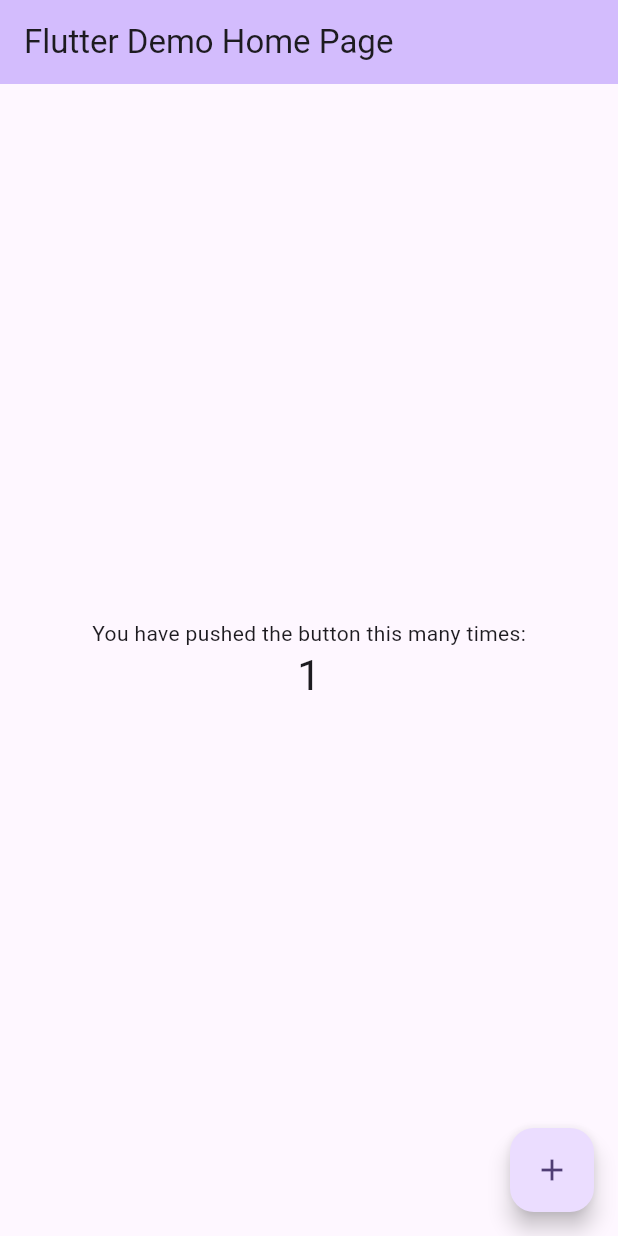
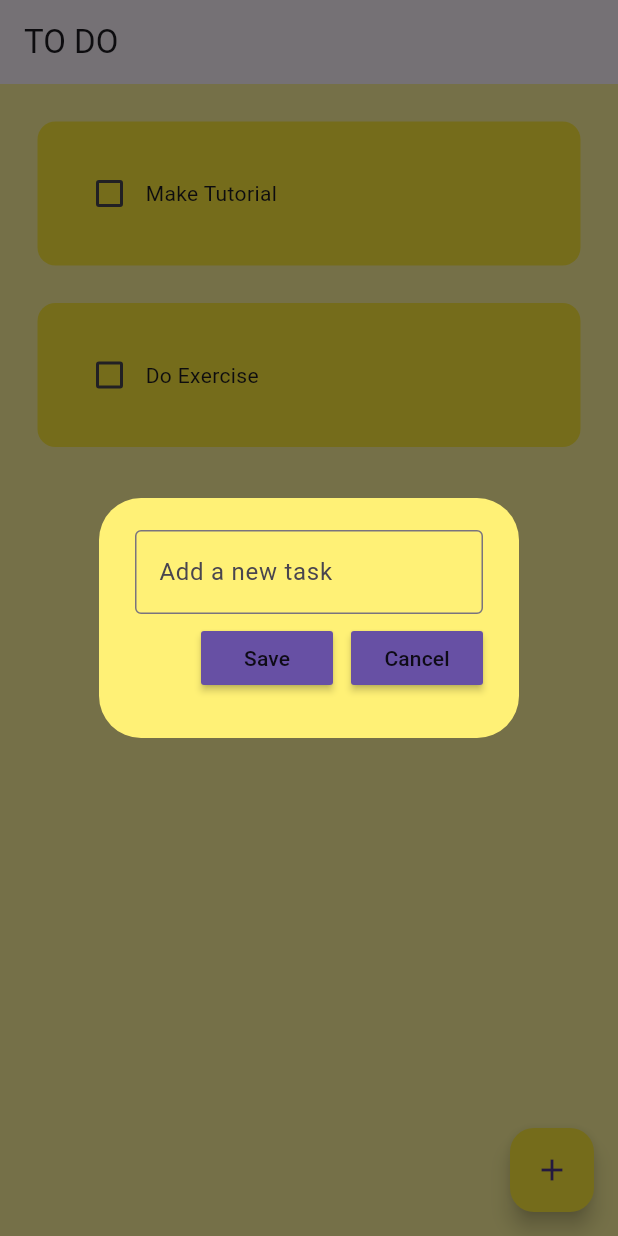
Before and after one commit to axeincode/todo, a Flutter app: the screen it shows after launch, after a tap on the "add" icon, on a phone screen of 412 x 824 dp. Run offline on Flutter 3.47's test engine with Material 3 defaults, Android fonts, the phone set to English and light mode, and no system bars; drawn by our look-alikes of flutter_slidable.

Commit message:
todo main function

```diff
--- a/lib/main.dart
+++ b/lib/main.dart
@@ -1,4 +1,5 @@
 import 'package:flutter/material.dart';
+import 'package:todo/pages/home_page.dart';
 
 void main() {
   runApp(const MyApp());
@@ -7,119 +8,12 @@ void main() {
 class MyApp extends StatelessWidget {
   const MyApp({super.key});
 
-  // This widget is the root of your application.
   @override
   Widget build(BuildContext context) {
     return MaterialApp(
-      title: 'Flutter Demo',
-      theme: ThemeData(
-        // This is the theme of your application.
-        //
-        // TRY THIS: Try running your application with "flutter run". You'll see
-        // the application has a purple toolbar. Then, without quitting the app,
-        // try changing the seedColor in the colorScheme below to Colors.green
-        // and then invoke "hot reload" (save your changes or press the "hot
-        // reload" button in a Flutter-supported IDE, or press "r" if you used
-        // the command line to start the app).
-        //
-        // Notice that the counter didn't reset back to zero; the application
-        // state is not lost during the reload. To reset the state, use hot
-        // restart instead.
-        //
-        // This works for code too, not just values: Most code changes can be
-        // tested with just a hot reload.
-        colorScheme: ColorScheme.fromSeed(seedColor: Colors.deepPurple),
-        useMaterial3: true,
-      ),
-      home: const MyHomePage(title: 'Flutter Demo Home Page'),
+      debugShowCheckedModeBanner: false,
+      home: const HomePage(),
+      theme: ThemeData(primarySwatch: Colors.red),
     );
   }
 }
-
-class MyHomePage extends StatefulWidget {
-  const MyHomePage({super.key, required this.title});
-
-  // This widget is the home page of your application. It is stateful, meaning
-  // that it has a State object (defined below) that contains fields that affect
-  // how it looks.
-
-  // This class is the configuration for the state. It holds the values (in this
-  // case the title) provided by the parent (in this case the App widget) and
-  // used by the build method of the State. Fields in a Widget subclass are
-  // always marked "final".
-
-  final String title;
-
-  @override
-  State<MyHomePage> createState() => _MyHomePageState();
-}
-
-class _MyHomePageState extends State<MyHomePage> {
-  int _counter = 0;
-
-  void _incrementCounter() {
-    setState(() {
-      // This call to setState tells the Flutter framework that something has
-      // changed in this State, which causes it to rerun the build method below
-      // so that the display can reflect the updated values. If we changed
-      // _counter without calling setState(), then the build method would not be
-      // called again, and so nothing would appear to happen.
-      _counter++;
-    });
-  }
-
-  @override
-  Widget build(BuildContext context) {
-    // This method is rerun every time setState is called, for instance as done
-    // by the _incrementCounter method above.
-    //
-    // The Flutter framework has been optimized to make rerunning build methods
-    // fast, so that you can just rebuild anything that needs updating rather
-    // than having to individually change instances of widgets.
-    return Scaffold(
-      appBar: AppBar(
-        // TRY THIS: Try changing the color here to a specific color (to
-        // Colors.amber, perhaps?) and trigger a hot reload to see the AppBar
-        // change color while the other colors stay the same.
-        backgroundColor: Theme.of(context).colorScheme.inversePrimary,
-        // Here we take the value from the MyHomePage object that was created by
-        // the App.build method, and use it to set our appbar title.
-        title: Text(widget.title),
-      ),
-      body: Center(
-        // Center is a layout widget. It takes a single child and positions it
-        // in the middle of the parent.
-        child: Column(
-          // Column is also a layout widget. It takes a list of children and
-          // arranges them vertically. By default, it sizes itself to fit its
-          // children horizontally, and tries to be as tall as its parent.
-          //
-          // Column has various properties to control how it sizes itself and
-          // how it positions its children. Here we use mainAxisAlignment to
-          // center the children vertically; the main axis here is the vertical
-          // axis because Columns are vertical (the cross axis would be
-          // horizontal).
-          //
-          // TRY THIS: Invoke "debug painting" (choose the "Toggle Debug Paint"
-          // action in the IDE, or press "p" in the console), to see the
-          // wireframe for each widget.
-          mainAxisAlignment: MainAxisAlignment.center,
-          children: <Widget>[
-            const Text(
-              'You have pushed the button this many times:',
-            ),
-            Text(
-              '$_counter',
-              style: Theme.of(context).textTheme.headlineMedium,
-            ),
-          ],
-        ),
-      ),
-      floatingActionButton: FloatingActionButton(
-        onPressed: _incrementCounter,
-        tooltip: 'Increment',
-        child: const Icon(Icons.add),
-      ), // This trailing comma makes auto-formatting nicer for build methods.
-    );
-  }
-}
--- /dev/null
+++ b/lib/pages/home_page.dart
@@ -0,0 +1,86 @@
+import 'package:flutter/material.dart';
+import 'package:todo/utils/add_task_dialog.dart';
+import 'package:todo/utils/todo_title.dart';
+
+class HomePage extends StatefulWidget {
+  const HomePage({super.key});
+
+  @override
+  State<HomePage> createState() => _HomePageState();
+}
+
+class _HomePageState extends State<HomePage> {
+
+  //list of todo tasks
+  List toDoList = [
+    ['Make Tutorial', false],
+    ['Do Exercise', false]
+  ];
+  final _controller = TextEditingController();
+  // checkbox was taped
+  void checkBoxChanged(int index) {
+    setState(() {
+      toDoList[index][1] = !toDoList[index][1];
+    });
+  }
+  // open new todo dialog
+  void createNewTask() {
+    showDialog(
+      context: context,
+      builder: (context) {
+        return AddTaskDialog(
+          controller: _controller,
+          onSave: saveNewTask,
+          onCancel: cancelNewTask,
+        );
+      }
+    );
+  }
+
+  //save a task
+
+  void saveNewTask() {
+    setState(() {
+      toDoList.add([_controller.text, false]);
+    });
+    _controller.clear();
+    Navigator.of(context).pop();
+  }
+  //cancel new task
+  void cancelNewTask() {
+    _controller.clear();
+    Navigator.of(context).pop();
+  }
+  //delete a task
+  void deleteTask(int index) {
+    setState(() {
+      toDoList.removeAt(index);
+    });
+  }
+  @override
+  Widget build(BuildContext context) {
+    return Scaffold(
+      backgroundColor: Colors.yellow[200],
+      appBar: AppBar(
+        title: const Text('TO DO '),
+        elevation: 0,
+      ),
+      floatingActionButton: FloatingActionButton(
+        child: const Icon(Icons.add),
+        backgroundColor: Colors.yellow,
+        onPressed: createNewTask
+      ),
+      body: ListView.builder(
+        itemCount: toDoList.length,
+        itemBuilder: (context, index) {
+          return TodoTitle(
+            name: toDoList[index][0],
+            isCompleted: toDoList[index][1],
+            onChanged: (val) => checkBoxChanged(index),
+            onDelete: (context) => deleteTask(index),
+          );
+        }
+      )
+    );
+  }
+}
--- /dev/null
+++ b/lib/utils/MyButton.dart
@@ -0,0 +1,18 @@
+import 'package:flutter/material.dart';
+
+// ignore: must_be_immutable
+class MyButton extends StatelessWidget {
+  final String name;
+  VoidCallback onPressed;
+
+  MyButton({super.key, required this.name, required this.onPressed});
+
+  @override
+  Widget build(BuildContext context) {
+    return MaterialButton(
+      onPressed: onPressed,
+      color: Theme.of(context).primaryColor,
+      child: Text(name),
+    );
+  }
+}
--- /dev/null
+++ b/lib/utils/add_task_dialog.dart
@@ -0,0 +1,41 @@
+import 'package:flutter/material.dart';
+import 'package:todo/utils/MyButton.dart';
+
+// ignore: must_be_immutable
+class AddTaskDialog extends StatelessWidget {
+  final controller;
+  VoidCallback onSave;
+  VoidCallback onCancel;
+  AddTaskDialog({super.key, required this.controller, required this.onSave, required this.onCancel});
+
+  @override
+  Widget build(BuildContext context) {
+    return AlertDialog(
+      backgroundColor: Colors.yellow[300],
+      content: Container(
+        height: 120,
+        child: Column(
+          mainAxisAlignment: MainAxisAlignment.spaceEvenly,
+          children: [
+            TextField(
+              controller: controller,
+              decoration: const InputDecoration(
+                border: OutlineInputBorder(),
+                hintText: 'Add a new task'
+              ),
+            ),
+
+            Row(
+              mainAxisAlignment: MainAxisAlignment.end,
+              children: [
+                MyButton(name: 'Save', onPressed: onSave),
+                const SizedBox(width: 12,),
+                MyButton(name: 'Cancel', onPressed: onCancel)
+              ],
+            )
+          ],
+        ),
+      ),
+    );
+  }
+}
--- /dev/null
+++ b/lib/utils/todo_title.dart
@@ -0,0 +1,57 @@
+import 'package:flutter/material.dart';
+import 'package:flutter_slidable/flutter_slidable.dart';
+
+// ignore: must_be_immutable
+class TodoTitle extends StatelessWidget {
+  final String name;
+  final bool isCompleted;
+  Function(bool? val)? onChanged;
+  Function(BuildContext) onDelete;
+
+  TodoTitle({
+    super.key,
+    required this.name,
+    required this.isCompleted,
+    required this.onChanged,
+    required this.onDelete
+  });
+
+  @override
+  Widget build(BuildContext context) {
+    return Padding(
+      padding: const EdgeInsets.only(left: 25.0, right: 25, top: 25),
+      child: Slidable(
+        endActionPane: ActionPane(
+          motion: StretchMotion(),
+          children: [
+            SlidableAction(
+              onPressed: onDelete,
+              icon: Icons.delete,
+              backgroundColor: Colors.red.shade300,
+            )
+          ]
+        ),
+        child: Container(
+          padding: const EdgeInsets.all(24),
+          decoration: BoxDecoration(
+            color: Colors.yellow,
+            borderRadius: BorderRadius.circular(12)
+          ),
+          child: Row(
+            children: [
+              Checkbox(
+                value: isCompleted,
+                onChanged: onChanged,
+                activeColor: Colors.black,
+              ),
+              Text(
+                name,
+                style: TextStyle(decoration: isCompleted ? TextDecoration.lineThrough : TextDecoration.none),
+              ),
+            ],
+          ),
+        ),
+      ),
+    );
+  }
+}
--- a/pubspec.yaml
+++ b/pubspec.yaml
@@ -30,7 +30,7 @@ environment:
 dependencies:
   flutter:
     sdk: flutter
-
+  flutter_slidable: ^3.1.1
 
   # The following adds the Cupertino Icons font to your application.
   # Use with the CupertinoIcons class for iOS style icons.
```
Also changed, not shown: pubspec.lock.
